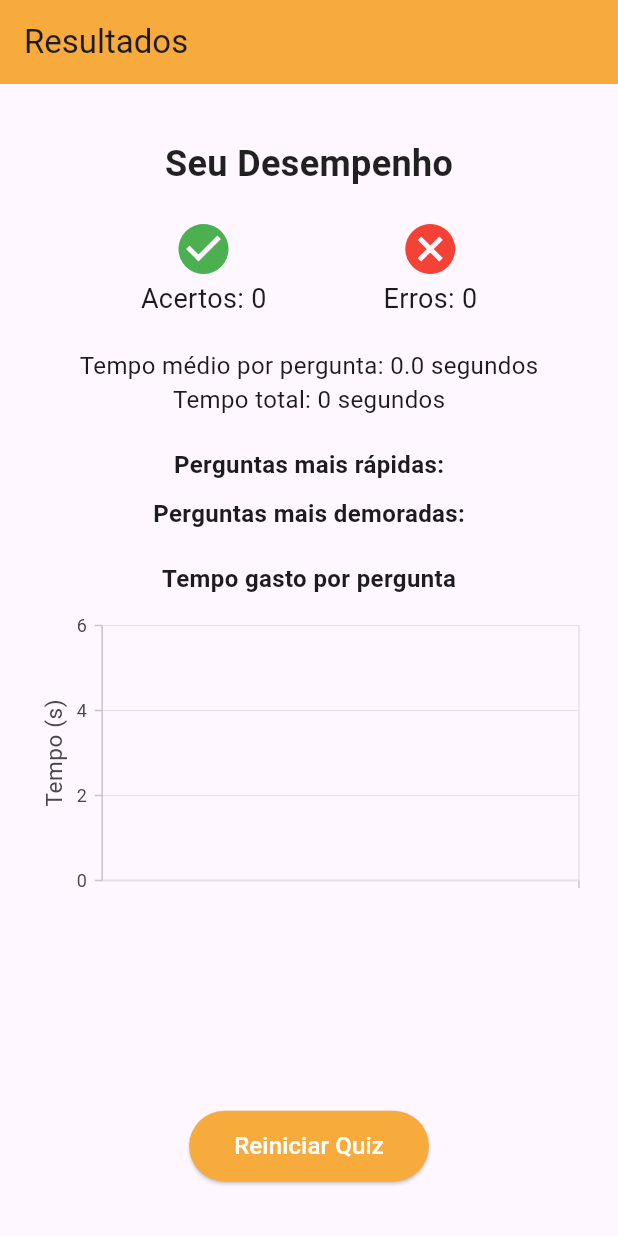
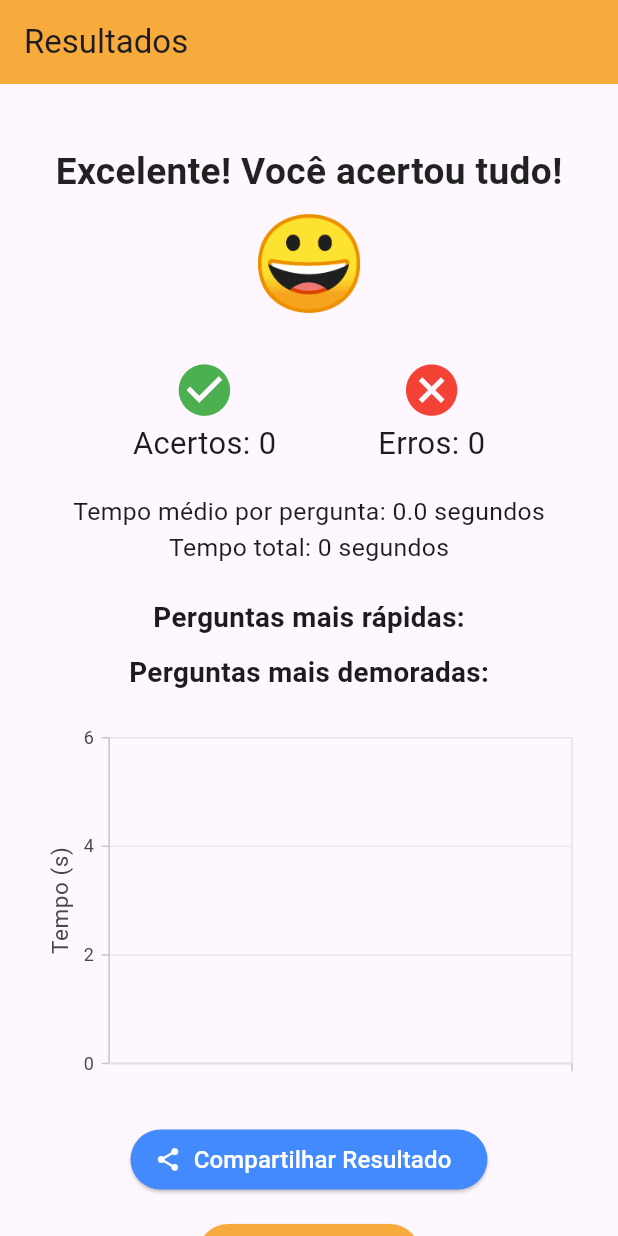
Before and after one commit to crysysrael/quizz_app, a Flutter app: the ResultScreen screen opened directly with empty values, on a phone screen of 412 x 824 dp. Run offline on Flutter 3.47's test engine with Material 3 defaults, Android fonts, the phone set to English and light mode, and no system bars; our stand-ins replace share_plus, syncfusion_flutter_charts.

Commit message:
correção de overflow na result_screen e melhoria na responsividade

```diff
--- a/lib/screens/result_screen.dart
+++ b/lib/screens/result_screen.dart
@@ -1,16 +1,49 @@
 import 'package:flutter/material.dart';
 import 'package:provider/provider.dart';
 import 'package:syncfusion_flutter_charts/charts.dart';
+import 'package:share_plus/share_plus.dart';
 import '../controllers/quiz_controller.dart';
 import 'welcome_screen.dart';
 
-class ResultScreen extends StatelessWidget {
+class ResultScreen extends StatefulWidget {
   final QuizController quizController;
 
   const ResultScreen({super.key, required this.quizController});
 
   @override
+  _ResultScreenState createState() => _ResultScreenState();
+}
+
+class _ResultScreenState extends State<ResultScreen>
+    with SingleTickerProviderStateMixin {
+  late AnimationController _animationController;
+  late Animation<double> _scaleAnimation;
+
+  @override
+  void initState() {
+    super.initState();
+    _animationController = AnimationController(
+      vsync: this,
+      duration: const Duration(milliseconds: 800),
+    );
+    _scaleAnimation =
+        CurvedAnimation(parent: _animationController, curve: Curves.elasticOut);
+    _animationController.forward();
+  }
+
+  @override
+  void dispose() {
+    _animationController.dispose();
+    super.dispose();
+  }
+
+  @override
   Widget build(BuildContext context) {
+    final quizController = widget.quizController;
+
+    double screenWidth = MediaQuery.of(context).size.width;
+    double screenHeight = MediaQuery.of(context).size.height;
+
     // 📌 Calculando tempo médio por pergunta
     List<int> timePerQuestion =
         quizController.questions.map((q) => q.timeSpent ?? 0).toList();
@@ -29,23 +62,51 @@ class ResultScreen extends StatelessWidget {
     );
     questionTimes.sort((a, b) => a["time"].compareTo(b["time"]));
 
+    // 🎯 Definir feedback baseado na pontuação
+    String feedbackMessage;
+    String emoji;
+    if (quizController.correctAnswers == quizController.questions.length) {
+      feedbackMessage = "Excelente! Você acertou tudo!";
+      emoji = "😀";
+    } else if (quizController.correctAnswers >=
+        quizController.questions.length * 0.6) {
+      feedbackMessage = "Muito bom! Você se saiu bem!";
+      emoji = "🙂";
+    } else {
+      feedbackMessage = "Continue praticando, você consegue!";
+      emoji = "😟";
+    }
+
     return Scaffold(
       appBar: AppBar(
         title: const Text("Resultados"),
         backgroundColor: const Color(0xFFF6AB3C),
       ),
-      body: Padding(
-        padding: const EdgeInsets.all(16.0),
+      body: SingleChildScrollView(
+        child: Padding(
+          padding: EdgeInsets.all(screenWidth * 0.05),
           child: Column(
             crossAxisAlignment: CrossAxisAlignment.center,
             children: [
               const SizedBox(height: 20),
+
+              // 🎉 Animação ao exibir os resultados
+              ScaleTransition(
+                scale: _scaleAnimation,
+                child: Column(
+                  children: [
                     Text(
-              "Seu Desempenho",
-              style: const TextStyle(
-                fontSize: 24,
+                      feedbackMessage,
+                      style: TextStyle(
+                          fontSize: screenWidth * 0.06,
                           fontWeight: FontWeight.bold,
-                color: Colors.black87,
+                          color: Colors.black87),
+                    ),
+                    Text(
+                      emoji,
+                      style: TextStyle(fontSize: screenWidth * 0.15),
+                    ),
+                  ],
                 ),
               ),
               const SizedBox(height: 20),
@@ -56,20 +117,21 @@ class ResultScreen extends StatelessWidget {
                 children: [
                   Column(
                     children: [
-                    const Icon(Icons.check_circle,
-                        color: Colors.green, size: 40),
+                      Icon(Icons.check_circle,
+                          color: Colors.green, size: screenWidth * 0.1),
                       Text(
                         "Acertos: ${quizController.correctAnswers}",
-                      style: const TextStyle(fontSize: 18),
+                        style: TextStyle(fontSize: screenWidth * 0.05),
                       ),
                     ],
                   ),
                   Column(
                     children: [
-                    const Icon(Icons.cancel, color: Colors.red, size: 40),
+                      Icon(Icons.cancel,
+                          color: Colors.red, size: screenWidth * 0.1),
                       Text(
                         "Erros: ${quizController.wrongAnswers}",
-                      style: const TextStyle(fontSize: 18),
+                        style: TextStyle(fontSize: screenWidth * 0.05),
                       ),
                     ],
                   ),
@@ -81,11 +143,11 @@ class ResultScreen extends StatelessWidget {
               // 🔹 Tempo médio e total gasto
               Text(
                 "Tempo médio por pergunta: ${averageTime.toStringAsFixed(1)} segundos",
-              style: const TextStyle(fontSize: 16),
+                style: TextStyle(fontSize: screenWidth * 0.04),
               ),
               Text(
                 "Tempo total: ${totalTime ~/ 1000} segundos",
-              style: const TextStyle(fontSize: 16),
+                style: TextStyle(fontSize: screenWidth * 0.04),
               ),
 
               const SizedBox(height: 20),
@@ -93,35 +155,33 @@ class ResultScreen extends StatelessWidget {
               // 🔥 Perguntas mais rápidas e mais demoradas
               Text(
                 "Perguntas mais rápidas:",
-              style: const TextStyle(fontSize: 16, fontWeight: FontWeight.bold),
+                style: TextStyle(
+                    fontSize: screenWidth * 0.045, fontWeight: FontWeight.bold),
               ),
               ...questionTimes.take(2).map((q) => Text(
                     "- ${q['question']} (${q['time'].toStringAsFixed(1)}s)",
-                  style: const TextStyle(fontSize: 14),
+                    style: TextStyle(fontSize: screenWidth * 0.035),
                   )),
               const SizedBox(height: 10),
               Text(
                 "Perguntas mais demoradas:",
-              style: const TextStyle(fontSize: 16, fontWeight: FontWeight.bold),
+                style: TextStyle(
+                    fontSize: screenWidth * 0.045, fontWeight: FontWeight.bold),
               ),
               ...questionTimes.reversed.take(2).map((q) => Text(
                     "- ${q['question']} (${q['time'].toStringAsFixed(1)}s)",
-                  style: const TextStyle(fontSize: 14),
+                    style: TextStyle(fontSize: screenWidth * 0.035),
                   )),
 
               const SizedBox(height: 20),
 
               // 🔹 Gráfico de tempo por pergunta
-            Text(
-              "Tempo gasto por pergunta",
-              style: const TextStyle(fontSize: 16, fontWeight: FontWeight.bold),
-            ),
-            const SizedBox(height: 10),
               SizedBox(
-              height: 200,
+                height: screenHeight * 0.3,
                 child: SfCartesianChart(
                   primaryXAxis: CategoryAxis(),
-                primaryYAxis: NumericAxis(title: AxisTitle(text: "Tempo (s)")),
+                  primaryYAxis:
+                      NumericAxis(title: AxisTitle(text: "Tempo (s)")),
                   series: <CartesianSeries>[
                     ColumnSeries<Map<String, dynamic>, String>(
                       dataSource: questionTimes,
@@ -134,7 +194,24 @@ class ResultScreen extends StatelessWidget {
                 ),
               ),
 
-            const Spacer(),
+              const SizedBox(height: 20),
+
+              // 🔄 Botão para compartilhar o resultado
+              ElevatedButton.icon(
+                onPressed: () {
+                  String resultText =
+                      "🎯 Meu resultado no Quiz:\n\nAcertos: ${quizController.correctAnswers}\nErros: ${quizController.wrongAnswers}\nTempo total: ${totalTime ~/ 1000} segundos\n\nBaixe o app e desafie-se!";
+                  Share.share(resultText);
+                },
+                icon: const Icon(Icons.share, color: Colors.white),
+                label: const Text(
+                  "Compartilhar Resultado",
+                  style: TextStyle(color: Colors.white, fontSize: 16),
+                ),
+                style: ElevatedButton.styleFrom(
+                    backgroundColor: Colors.blueAccent),
+              ),
+              const SizedBox(height: 15),
 
               // 🔄 Botão para reiniciar o quiz
               ElevatedButton(
@@ -147,19 +224,15 @@ class ResultScreen extends StatelessWidget {
                   );
                 },
                 style: ElevatedButton.styleFrom(
-                backgroundColor: const Color(0xFFF6AB3C),
-                padding:
-                    const EdgeInsets.symmetric(horizontal: 30, vertical: 12),
-              ),
-              child: const Text(
-                "Reiniciar Quiz",
-                style: TextStyle(color: Colors.white, fontSize: 16),
-              ),
+                    backgroundColor: const Color(0xFFF6AB3C)),
+                child: const Text("Reiniciar Quiz",
+                    style: TextStyle(color: Colors.white, fontSize: 16)),
               ),
               const SizedBox(height: 20),
             ],
           ),
         ),
+      ),
     );
   }
 }
--- a/pubspec.yaml
+++ b/pubspec.yaml
@@ -10,6 +10,7 @@ environment:
 dependencies:
   flutter:
     sdk: flutter
+  share_plus: ^8.0.3  # 🔥 Adiciona o pacote para compartilhar resultados
 
   cupertino_icons: ^1.0.8
   path_provider: ^2.1.5
```
Also changed, not shown: pubspec.lock, 5 other files. Lines whose indentation alone changed are shown as unchanged.
